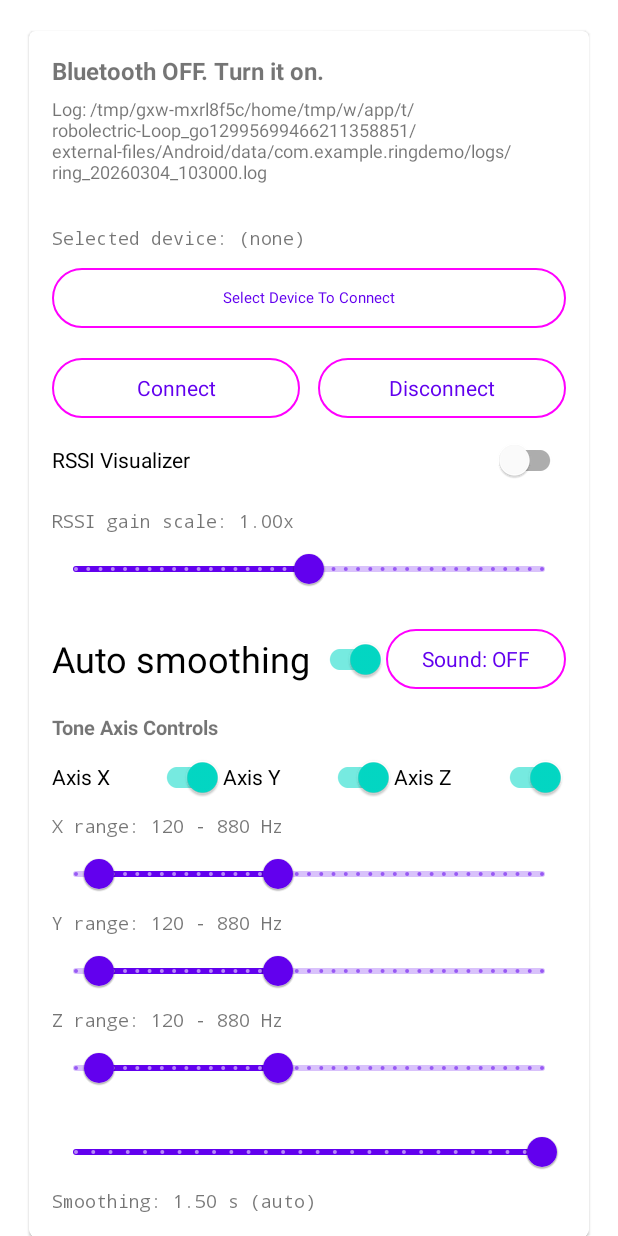
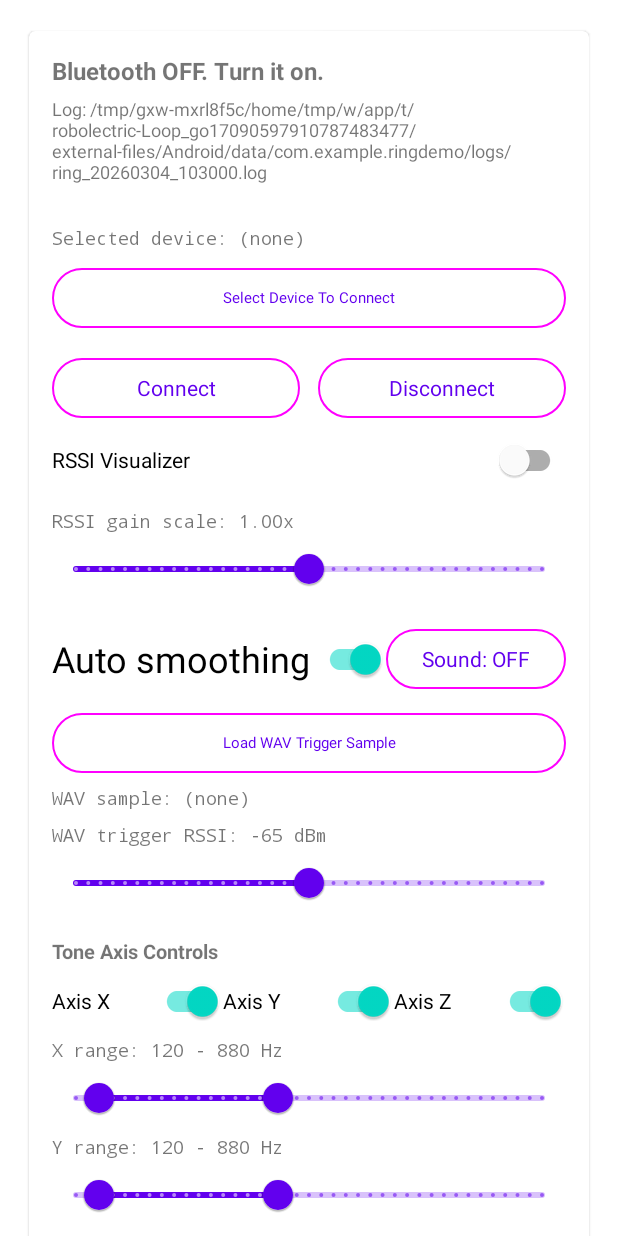
Before and after one commit to ZBZFirst/ColmiR02MiDiApp, an Android app built with Jetpack Compose: the screen it shows after launch (MainActivity), on a phone screen of 412 x 824 dp. Run offline under Robolectric (Android 15) with nearby library versions, the light colour scheme and no system bars.

Commit message:
Add WAV sample trigger controls and document sound path

```diff
--- a/app/src/main/java/com/example/ringdemo/MainActivity.kt
+++ b/app/src/main/java/com/example/ringdemo/MainActivity.kt
@@ -8,6 +8,7 @@ import android.bluetooth.BluetoothAdapter
 import android.bluetooth.BluetoothManager
 import android.content.Context
 import android.content.pm.PackageManager
+import android.net.Uri
 import android.os.Build
 import android.os.Bundle
 import android.view.View
@@ -51,8 +52,12 @@ class MainActivity : ComponentActivity() {
     private lateinit var tvInterp: TextView
 
     private lateinit var btnSound: MaterialButton
+    private lateinit var btnLoadWav: MaterialButton
     private lateinit var sliderRssiGain: Slider
+    private lateinit var sliderRssiTrigger: Slider
     private lateinit var tvRssiGain: TextView
+    private lateinit var tvWavStatus: TextView
+    private lateinit var tvRssiTrigger: TextView
 
     private lateinit var swAxisX: SwitchMaterial
     private lateinit var swAxisY: SwitchMaterial
@@ -104,8 +109,12 @@ class MainActivity : ComponentActivity() {
     private val toneEngine = ToneEngine()
     private val toneMapper = ToneMapper()
     private val midiMapper = MidiMapper()
+    private val wavPlayer = WavTriggerPlayer()
     private lateinit var midiOutput: MidiOutputRouter
     private var soundEnabled = false
+    private var lastRssiDbmForTrigger: Int? = null
+    private var wavTriggerThresholdDbm: Int = -65
+    private var loadedWavUri: Uri? = null
 
     // -------------------------
     // BLE
@@ -159,6 +168,29 @@ class MainActivity : ComponentActivity() {
             }
         }
 
+
+    private val wavPickerLauncher =
+        registerForActivityResult(ActivityResultContracts.OpenDocument()) { uri ->
+            if (uri == null) return@registerForActivityResult
+            try {
+                contentResolver.takePersistableUriPermission(
+                    uri,
+                    android.content.Intent.FLAG_GRANT_READ_URI_PERMISSION
+                )
+            } catch (_: Exception) {
+                // best effort only
+            }
+
+            val ok = wavPlayer.load(contentResolver, uri)
+            if (ok) {
+                loadedWavUri = uri
+                tvWavStatus.text = "WAV sample: $uri"
+                tail("Loaded WAV trigger sample")
+            } else {
+                tail("Failed to load WAV sample")
+            }
+        }
+
     override fun onCreate(savedInstanceState: Bundle?) {
         super.onCreate(savedInstanceState)
         setContentView(R.layout.activity_main)
@@ -173,7 +205,6 @@ class MainActivity : ComponentActivity() {
 
         midiOutput.connectFirstAvailable()
         ensureBluetoothAndPermissions()
-        startRssiPolling()
         shakeSelectDeviceButton()
     }
 
@@ -185,6 +216,7 @@ class MainActivity : ComponentActivity() {
         try { logWriter.close() } catch (_: Exception) {}
         try { stopRssiPolling() } catch (_: Exception) {}
         try { midiOutput.close() } catch (_: Exception) {}
+        try { wavPlayer.release() } catch (_: Exception) {}
     }
 
     // -------------------------
@@ -214,8 +246,12 @@ class MainActivity : ComponentActivity() {
         tvInterp = findViewById(R.id.tvInterp)
 
         btnSound = findViewById(R.id.btnSound)
+        btnLoadWav = findViewById(R.id.btnLoadWav)
         sliderRssiGain = findViewById(R.id.sliderRssiGain)
+        sliderRssiTrigger = findViewById(R.id.sliderRssiTrigger)
         tvRssiGain = findViewById(R.id.tvRssiGain)
+        tvWavStatus = findViewById(R.id.tvWavStatus)
+        tvRssiTrigger = findViewById(R.id.tvRssiTrigger)
 
         swAxisX = findViewById(R.id.swAxisX)
         swAxisY = findViewById(R.id.swAxisY)
@@ -280,7 +316,10 @@ class MainActivity : ComponentActivity() {
             soundEnabled = !soundEnabled
             if (soundEnabled) {
                 toneEngine.start()
-                toneEngine.setGain(0f) // start muted until RSSI logic sets it
+                val startupGain = rssiEma?.let { ema ->
+                    (gainFromEma(ema) * rssiGainScale).coerceIn(0f, 1f)
+                } ?: 1f
+                toneEngine.setGain(startupGain)
                 toneEngine.setVoiceGains(1f, 1f, 1f)
                 btnSound.text = "Sound: ON"
                 tail("Sound ON")
@@ -289,6 +328,18 @@ class MainActivity : ComponentActivity() {
                 btnSound.text = "Sound: OFF"
                 tail("Sound OFF")
             }
+        }
+
+        btnLoadWav.setOnClickListener {
+            wavPickerLauncher.launch(arrayOf("audio/wav", "audio/x-wav", "audio/*"))
+        }
+
+        sliderRssiTrigger.value = wavTriggerThresholdDbm.toFloat()
+        tvRssiTrigger.text = "WAV trigger RSSI: ${wavTriggerThresholdDbm} dBm"
+        sliderRssiTrigger.addOnChangeListener { _, value, fromUser ->
+            if (!fromUser) return@addOnChangeListener
+            wavTriggerThresholdDbm = value.toInt()
+            tvRssiTrigger.text = "WAV trigger RSSI: ${wavTriggerThresholdDbm} dBm"
         }
 
         // RSSI->gain scaling control
@@ -413,7 +464,10 @@ class MainActivity : ComponentActivity() {
                 setStatus("State: $state")
 
                 if (state == "Disconnected") {
+                    stopRssiPolling()
                     if (autoRetryEnabled) scheduleAutoRetry()
+                } else if (state == "Streaming") {
+                    startRssiPolling()
                 }
             },
             onRssi = { rssiDbm ->
@@ -427,6 +481,7 @@ class MainActivity : ComponentActivity() {
                     val ema = updateRssiEma(rssiDbm)
                     val zone = updateZoneFromEma(ema)
                     applyRssiAudio(ema, zone)
+                    maybeTriggerWavFromRssi(rssiDbm)
 
                     // Optional debug (uncomment if you want it noisy)
                     // tail("RSSI raw=$rssiDbm ema=%.1f zone=$zone".format(ema))
@@ -459,11 +514,13 @@ class MainActivity : ComponentActivity() {
         val rssiAbs = -ema
 
         return when {
-            rssiAbs >= gainMaxAbs -> 1f
-            rssiAbs <= gainOffAbs -> 0f
+            // stronger RSSI (closer to 0 dBm) => louder
+            rssiAbs <= gainOffAbs -> 1f
+            // weaker RSSI => quieter
+            rssiAbs >= gainMaxAbs -> 0f
             else -> {
-                // Map [gainOffAbs..gainMaxAbs] -> [0..1]
-                (rssiAbs - gainOffAbs) / (gainMaxAbs - gainOffAbs)
+                // Map [gainOffAbs..gainMaxAbs] -> [1..0]
+                1f - ((rssiAbs - gainOffAbs) / (gainMaxAbs - gainOffAbs))
             }
         }
     }
@@ -479,9 +536,26 @@ class MainActivity : ComponentActivity() {
 
         val g = gainFromEma(ema)
         val scaled = (g * rssiGainScale).coerceIn(0f, 1f)
-        toneEngine.setGain(scaled)  // <= 40 abs => 0, >= 75 abs => 1, then slider scaled
+        toneEngine.setGain(scaled)
     }
 
+
+    private fun maybeTriggerWavFromRssi(rssiDbm: Int) {
+        if (!soundEnabled || loadedWavUri == null) {
+            lastRssiDbmForTrigger = rssiDbm
+            return
+        }
+
+        val previous = lastRssiDbmForTrigger
+        lastRssiDbmForTrigger = rssiDbm
+
+        if (previous == null) return
+
+        val crossedUp = previous < wavTriggerThresholdDbm && rssiDbm >= wavTriggerThresholdDbm
+        if (crossedUp) {
+            wavPlayer.play(volume = 1f)
+        }
+    }
 
     // -------------------------
     // Connect / retry
--- a/app/src/main/res/layout/activity_main.xml
+++ b/app/src/main/res/layout/activity_main.xml
@@ -148,8 +148,40 @@
 
                 </LinearLayout>
 
+                <com.google.android.material.button.MaterialButton
+                    android:id="@+id/btnLoadWav"
+                    style="@style/Widget.Material3.Button.OutlinedButton"
+                    android:layout_width="match_parent"
+                    android:layout_height="wrap_content"
+                    android:layout_marginTop="8dp"
+                    android:text="Load WAV Trigger Sample" />
 
+                <TextView
+                    android:id="@+id/tvWavStatus"
+                    android:layout_width="match_parent"
+                    android:layout_height="wrap_content"
+                    android:layout_marginTop="4dp"
+                    android:text="WAV sample: (none)"
+                    android:textSize="12sp"
+                    android:typeface="monospace" />
 
+                <TextView
+                    android:id="@+id/tvRssiTrigger"
+                    android:layout_width="match_parent"
+                    android:layout_height="wrap_content"
+                    android:layout_marginTop="8dp"
+                    android:text="WAV trigger RSSI: -65 dBm"
+                    android:textSize="12sp"
+                    android:typeface="monospace" />
+
+                <com.google.android.material.slider.Slider
+                    android:id="@+id/sliderRssiTrigger"
+                    android:layout_width="match_parent"
+                    android:layout_height="wrap_content"
+                    android:valueFrom="-95"
+                    android:valueTo="-35"
+                    android:stepSize="1"
+                    android:value="-65" />
 
                 <TextView
                     android:layout_width="match_parent"
```
Also changed, not shown: app/src/main/java/com/example/ringdemo/WavTriggerPlayer.kt (added, +41 -0 lines).
